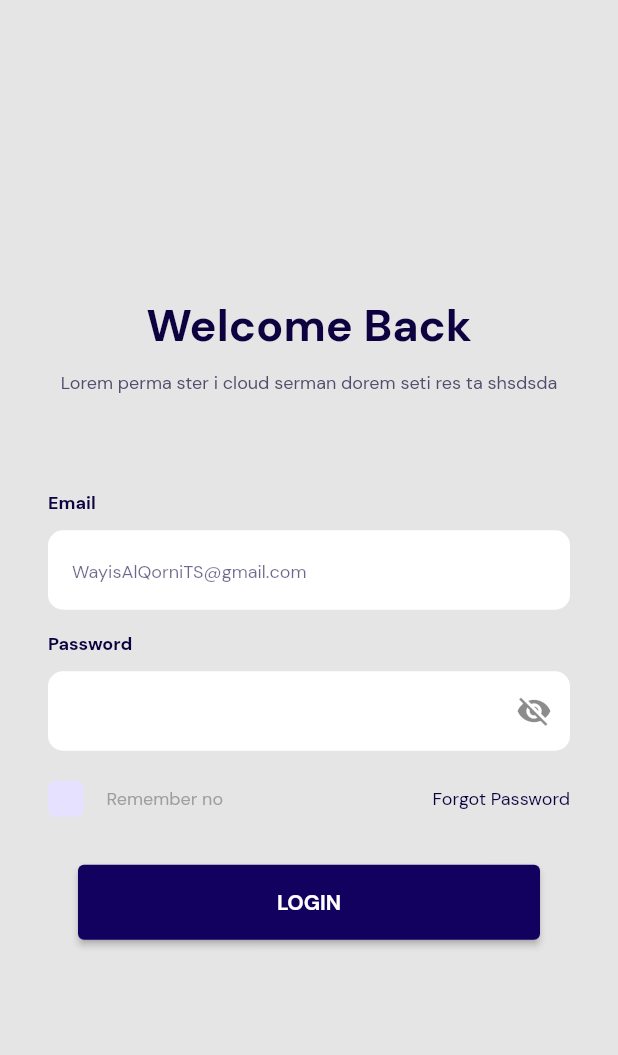
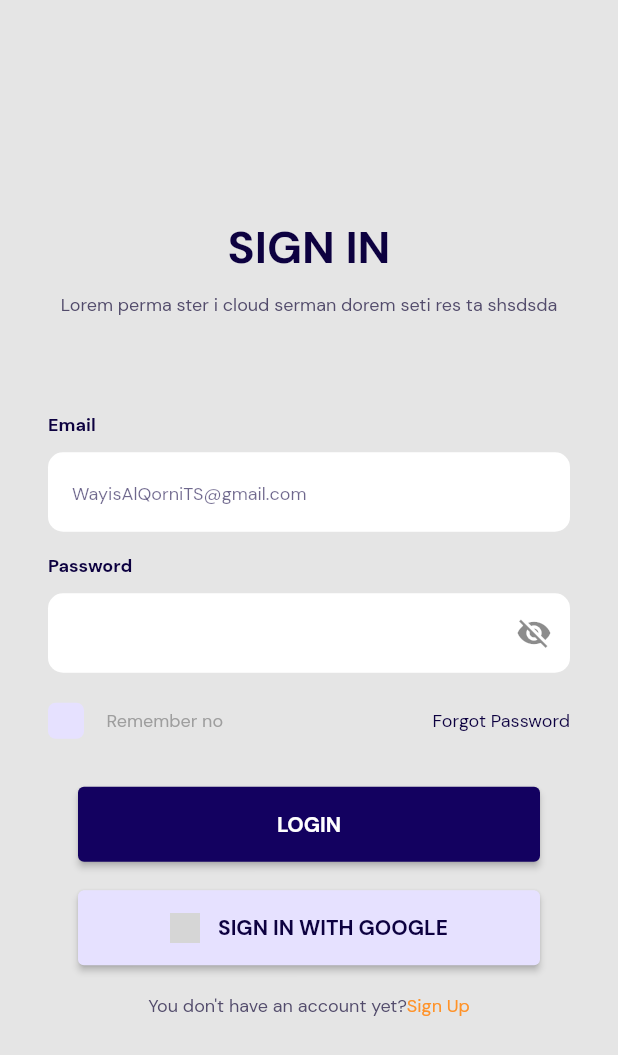
Before and after one commit to Wayisalqorni/ui_login, a Flutter app: the screen it shows after launch, on a phone screen of 412 x 824 dp. Shown: the top 1055 px of the screen. Run offline on Flutter 3.47's test engine with Material 2 defaults, Android fonts, the light colour scheme and no system bars; our stand-ins replace google_fonts; network calls fail; grey boxes are pictures that could not be loaded.

Commit message:
perubahan file 1

```diff
--- a/lib/konsisten.dart
+++ b/lib/konsisten.dart
@@ -8,7 +8,7 @@ Color textColor = Color(0xff0D0140);
 Color secondaryTextColor = Color(0xff524B6B);
 Color buttonColor = Color(0xffE6E1FF);
 Color primaryButtonColor = Color(0xff130160);
-Color tncButtonColor = Color(0xff130160);
+Color tncButtonColor = Color(0xffFF9228);
 Color greyColor = Colors.grey;
 
 TextStyle whiteTextStyle = GoogleFonts.dmSans(
--- a/lib/main.dart
+++ b/lib/main.dart
@@ -30,7 +30,7 @@ class LoginPage extends StatelessWidget {
             mainAxisAlignment: MainAxisAlignment.center,
             children: [
               Text(
-                "Welcome Back",
+                "SIGN IN",
                 style: textTextStyle.copyWith(fontSize: 30, fontWeight: bold),
               ),
               SizedBox(
@@ -139,6 +139,44 @@ class LoginPage extends StatelessWidget {
                   ),
                 ),
               ),
+              Container(
+                width: double.infinity,
+                height: 50,
+                margin: EdgeInsets.symmetric(horizontal: 20, vertical: 19),
+                child: ElevatedButton(
+                  style: ElevatedButton.styleFrom(
+                    primary: buttonColor,
+                  ),
+                  onPressed: () {},
+                  child: Row(
+                    mainAxisAlignment: MainAxisAlignment.center,
+                    children: [
+                      Image.network(
+                        "https://upload.wikimedia.org/wikipedia/commons/thumb/5/53/Google_%22G%22_Logo.svg/2008px-Google_%22G%22_Logo.svg.png",
+                        height: 20,
+                      ),
+                      SizedBox(
+                        width: 12,
+                      ),
+                      Text(
+                        "SIGN IN WITH GOOGLE",
+                        style: textTextStyle.copyWith(fontWeight: bold),
+                      ),
+                    ],
+                  ),
+                ),
+              ),
+              Row(
+                mainAxisAlignment: MainAxisAlignment.center,
+                children: [
+                  Text("You don't have an account yet?",
+                      style: secondaryTextStyle.copyWith(fontSize: 12)),
+                  Text(
+                    "Sign Up",
+                    style: tncTextStyle.copyWith(fontSize: 12),
+                  ),
+                ],
+              ),
             ],
           ),
         ),
```
